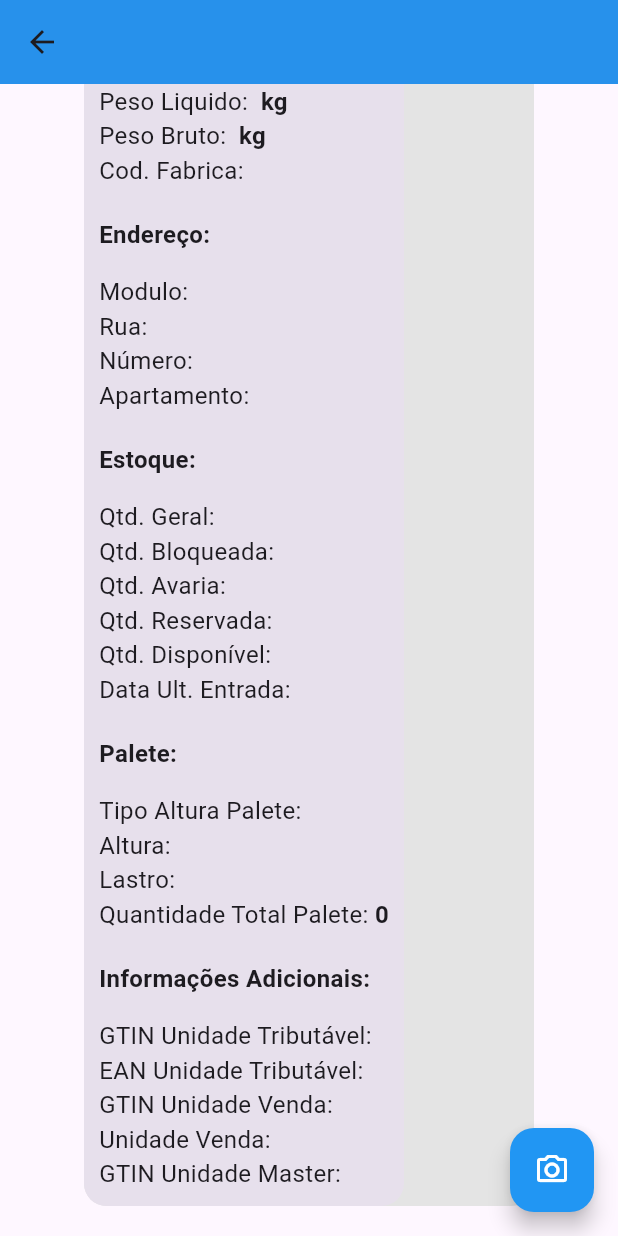
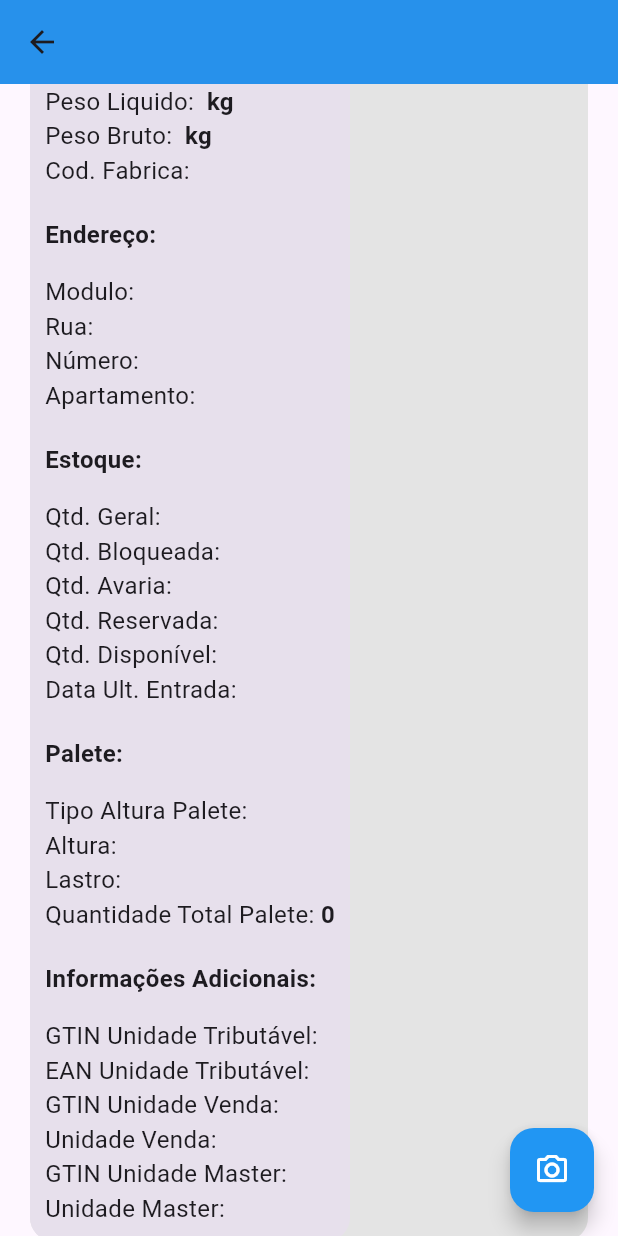
Before and after one commit to gustavohsx/EstoqueLogisticaFrontend, a Flutter app: the ProductInformation screen opened directly with empty values, scrolled down 191 dp, on a phone screen of 412 x 824 dp. Run offline on Flutter 3.47's test engine with Material 2 defaults, Android fonts, the phone set to English and light mode, and no system bars; our stand-ins replace pocketbase, shared_preferences; missing offline and left inert: flutter_barcode_scanner; accounts and stored records are empty.

Commit message:
unidade master

```diff
--- a/lib/models/product_model.dart
+++ b/lib/models/product_model.dart
@@ -24,6 +24,7 @@ class ProductModel {
   final dynamic gtincodauxiliar;
   final dynamic codauxiliar;
   final dynamic gtincodauxiliar2;
+  final dynamic codauxiliar2;
   final dynamic qtestger;
   final dynamic qtindeniz;
   final dynamic qtbloqueada;
@@ -57,6 +58,7 @@ class ProductModel {
     this.gtincodauxiliar,
     this.codauxiliar,
     this.gtincodauxiliar2,
+    this.codauxiliar2,
     this.qtestger,
     this.qtindeniz,
     this.qtbloqueada,
--- a/lib/repositoty/product_repository.dart
+++ b/lib/repositoty/product_repository.dart
@@ -59,9 +59,8 @@ class ProductRepository {
         dynamic codauxiliartrib = record.data['codauxiliartrib'];
         dynamic gtincodauxiliar = record.data['gtincodauxiliar'];
         dynamic codauxiliar = record.data['codauxiliar'];
-        dynamic gtincodauxliar2 = (record.data['gtincodauxliar2'] != null)
-            ? record.data['gtincodauxliar2']
-            : ' ';
+        dynamic gtincodauxliar2 = record.data['gtincodauxiliar2'];
+        dynamic codauxiliar2 = record.data['codauxiliar2'];
         dynamic dtultent = record.data['dtultent'];
         return ProductModel(
           record.id,
@@ -89,6 +88,7 @@ class ProductRepository {
           gtincodauxiliar,
           codauxiliar,
           gtincodauxliar2,
+          codauxiliar2,
           qtdGeral,
           qtdAvaria,
           qtdBloqueada,
--- a/lib/widgets/product_information_widget.dart
+++ b/lib/widgets/product_information_widget.dart
@@ -11,7 +11,6 @@ class ProductInformationWidget extends StatelessWidget {
   @override
   Widget build(BuildContext context) {
     return Container(
-      width: 300,
       alignment: Alignment.topLeft,
       margin: const EdgeInsets.all(20),
       // padding: const EdgeInsets.fromLTRB(15, 10, 15, 10),
@@ -39,7 +38,6 @@ class ProductInformationWidget extends StatelessWidget {
             ),
           ),
           Container(
-            clipBehavior: Clip.antiAlias,
             decoration: const BoxDecoration(
               borderRadius: BorderRadius.only(
                 bottomLeft: Radius.circular(15),
@@ -169,6 +167,10 @@ class ProductInformationWidget extends StatelessWidget {
                       title: 'GTIN Unidade Master',
                       info: produto.gtincodauxiliar2,
                     ),
+                    Information(
+                      title: 'Unidade Master',
+                      info: produto.codauxiliar2,
+                    )
                   ],
                 ),
               ),
```
Also changed, not shown: lib/main.dart (+7 -7 lines).
